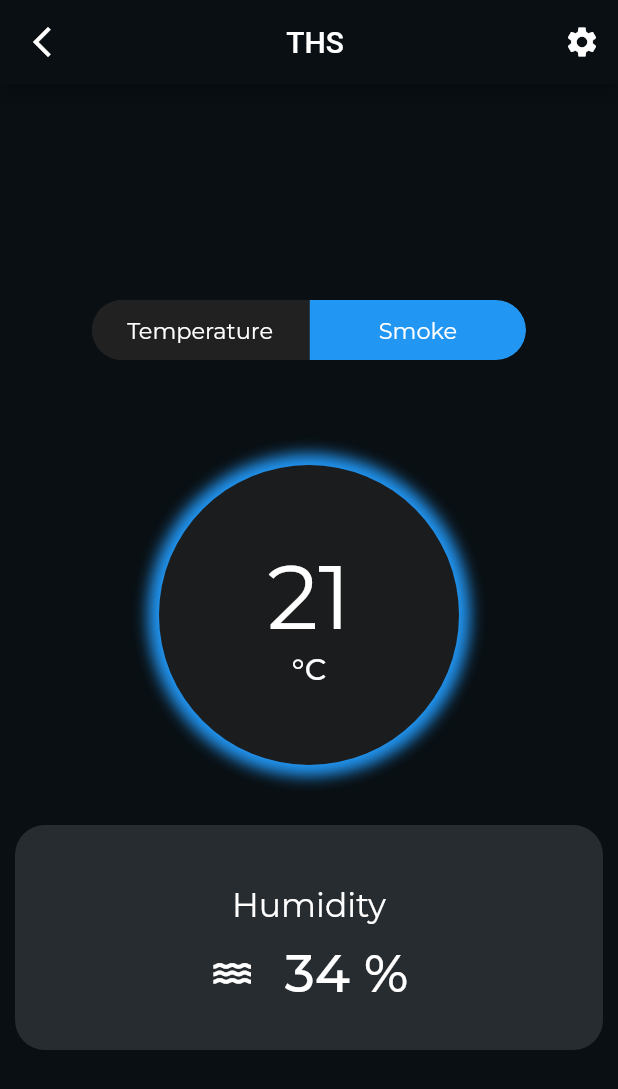
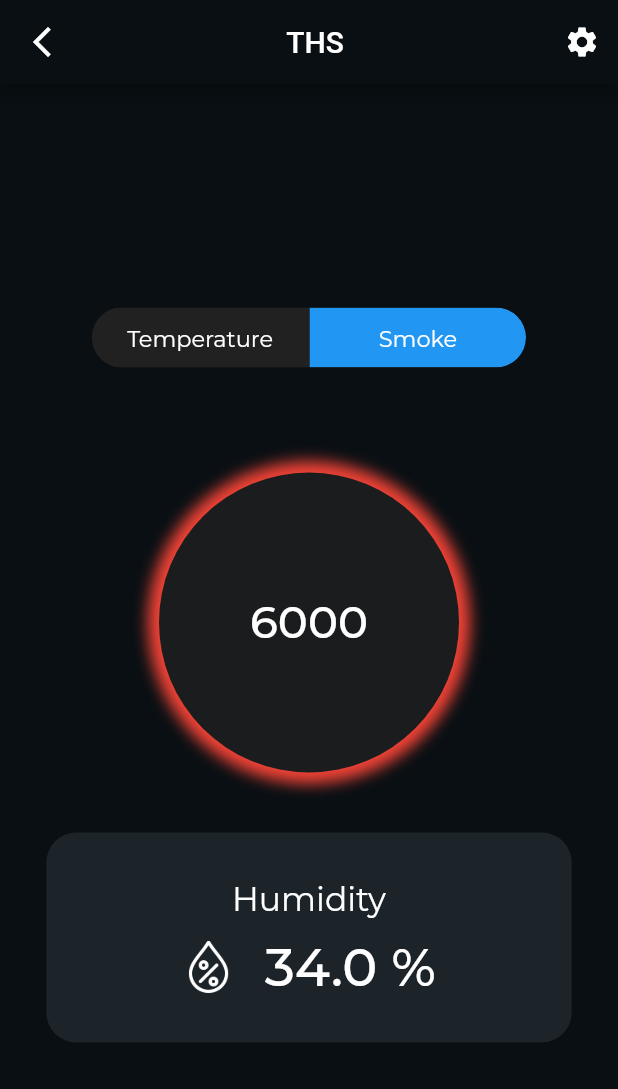
Before and after one commit to Akhash16/foka_app_v1, a Flutter app: the THSScreen screen opened by its route, after a tap on "Smoke", on a phone screen of 412 x 824 dp. Shown: the top 1089 px of the screen. Run offline on Flutter 3.47's test engine with Material 2 defaults, Android fonts, the phone set to English and light mode, and no system bars; drawn by our look-alikes of toggle_switch; our stand-ins replace auto_size_text, carousel_slider, firebase_auth, firebase_core, google_fonts, liquid_progress_indicator and 2 more; missing offline and left inert: dart:ffi, fab_circular_menu, mqtt_client, progresso, slide_to_confirm; accounts and stored records are empty.

```diff
--- a/lib/main.dart
+++ b/lib/main.dart
@@ -1,3 +1,5 @@
+import 'dart:math';
+
 import 'package:flutter/material.dart';
 import 'package:foka_app_v1/screens/fluid_monitor.dart';
 import 'package:foka_app_v1/screens/add_boat_screen.dart';
@@ -21,6 +23,8 @@ void main() async {
 class MyApp extends StatelessWidget {
   const MyApp({Key? key}) : super(key: key);
 
+  static final String clientId = Random().nextInt(100000000).toString();
+
   @override
   Widget build(BuildContext context) {
     return MaterialApp(
@@ -30,7 +34,7 @@ class MyApp extends StatelessWidget {
         ),
       ),
       title: "Foka Tech",
-      initialRoute: SmartConnet.id,
+      initialRoute: THSScreen.id,
       routes: {
         LoginScreen.id: (context) => const LoginScreen(),
         RegisterScreen.id: (context) => const RegisterScreen(),
--- a/lib/screens/ths_monitor.dart
+++ b/lib/screens/ths_monitor.dart
@@ -1,6 +1,11 @@
+import 'dart:async';
+
 import 'package:flutter/material.dart';
+import 'package:foka_app_v1/main.dart';
 import 'package:google_fonts/google_fonts.dart';
 import 'package:toggle_switch/toggle_switch.dart';
+import 'package:mqtt_client/mqtt_client.dart';
+import 'package:mqtt_client/mqtt_server_client.dart';
 
 class THSScreen extends StatefulWidget {
   const THSScreen({Key? key}) : super(key: key);
@@ -13,7 +18,15 @@ class THSScreen extends StatefulWidget {
 class _THSScreenState extends State<THSScreen> with SingleTickerProviderStateMixin {
   late AnimationController _animationController;
   late Animation _animation;
+  late MqttServerClient client;
+
   int indexValue = 0;
+  double temperature = 21.0;
+  double humidity = 34.0;
+  int gas = 6000;
+  double tempMin = 28.0;
+  double tempMax = 30.0;
+  List<String> parts = ['6000', '21.0', '34.0'];
 
   @override
   void initState() {
@@ -24,6 +37,96 @@ class _THSScreenState extends State<THSScreen> with SingleTickerProviderStateMix
         setState(() {});
       });
     super.initState();
+    Timer timer = Timer.periodic(const Duration(seconds: 1), (Timer t) => change());
+    Future<MqttServerClient> connectClient() async {
+      print('connect started');
+      client = MqttServerClient.withPort('164.52.212.96', MyApp.clientId, 1883);
+      client.logging(on: true);
+      client.onConnected = onConnected;
+      client.onDisconnected = onDisconnected;
+      client.onUnsubscribed = onUnsubscribed;
+      client.onSubscribed = onSubscribed;
+      client.onSubscribeFail = onSubscribeFail;
+      client.pongCallback = pong;
+      client.keepAlivePeriod = 20;
+
+      print('final con');
+      final connMessage = MqttConnectMessage()
+          .authenticateAs('admin', 'smartboat@rec&adr')
+          // ignore: deprecated_member_use
+          .withClientIdentifier(MyApp.clientId)
+          .keepAliveFor(6000)
+          .startClean()
+          .withWillQos(MqttQos.atLeastOnce);
+      client.connectionMessage = connMessage;
+      print('try');
+      try {
+        await client.connect();
+      } catch (e) {
+        print('catch');
+        print('Exception: $e');
+        client.disconnect();
+      }
+
+      print('try done');
+      client.updates!.listen((List<MqttReceivedMessage<MqttMessage>> c) {
+        MqttPublishMessage message = c[0].payload as MqttPublishMessage;
+        final payload = MqttPublishPayload.bytesToStringAsString(message.payload.message);
+
+        print('Received message:$payload from topic: ${c[0].topic}>');
+
+        parts = payload.split(',');
+        print("message_received : $parts");
+      });
+
+      client.subscribe("/DEMOHUB001/FKB001THS", MqttQos.atLeastOnce);
+
+      return client;
+    }
+
+    void start() async {
+      await connectClient();
+    }
+
+    start();
+  }
+
+  // connection succeeded
+  void onConnected() {
+    print('Connected');
+  }
+
+// unconnected
+  void onDisconnected() {
+    print('Disconnected');
+  }
+
+// subscribe to topic succeeded
+  void onSubscribed(String topic) {
+    print('Subscribed topic: $topic');
+  }
+
+// subscribe to topic failed
+  void onSubscribeFail(String topic) {
+    print('Failed to subscribe $topic');
+  }
+
+// unsubscribe succeeded
+  void onUnsubscribed(String? topic) {
+    print('Unsubscribed topic: $topic');
+  }
+
+// PING response received
+  void pong() {
+    print('Ping response client callback invoked');
+  }
+
+  void change() {
+    setState(() {
+      gas = int.parse(parts[0]);
+      temperature = double.parse(parts[1]);
+      humidity = double.parse(parts[2]) <= 100 ? double.parse(parts[2]) : 100;
+    });
   }
 
   @override
@@ -59,18 +162,31 @@ class _THSScreenState extends State<THSScreen> with SingleTickerProviderStateMix
               totalSwitches: 2,
               labels: const ['Temperature', 'Smoke'],
               customTextStyles: [
-                GoogleFonts.montserrat(fontSize: 15, fontWeight: FontWeight.w400, color: Colors.white),
-                GoogleFonts.montserrat(fontSize: 15, fontWeight: FontWeight.w400, color: Colors.white),
+                GoogleFonts.montserrat(
+                  fontSize: 15,
+                  fontWeight: FontWeight.w400,
+                  color: Colors.white,
+                ),
+                GoogleFonts.montserrat(
+                  fontSize: 15,
+                  fontWeight: FontWeight.w400,
+                  color: Colors.white,
+                ),
               ],
               onToggle: (index) {
                 // print('switched to: $index');
                 indexValue = index;
               },
             ),
-            SizedBox(
+            const SizedBox(
               height: 70,
             ),
-            Container(
+            Stack(
+              children: [
+                AnimatedOpacity(
+                  duration: const Duration(milliseconds: 500),
+                  opacity: indexValue == 0 ? 1.0 : 0.0,
+                  child: Container(
                     width: 200,
                     height: 200,
                     child: Center(
@@ -78,9 +194,16 @@ class _THSScreenState extends State<THSScreen> with SingleTickerProviderStateMix
                         mainAxisAlignment: MainAxisAlignment.center,
                         children: [
                           Text(
-                      "21",
-                      style: GoogleFonts.montserrat(color: Colors.white, fontSize: 60, fontWeight: FontWeight.w400),
+                            temperature.toStringAsFixed(1),
+                            style: GoogleFonts.montserrat(color: Colors.white, fontSize: 50, fontWeight: FontWeight.w400),
                           ),
+                          // const SizedBox(
+                          //   width: 20.0,
+                          //   child: Divider(
+                          //     thickness: 2,
+                          //     color: Colors.blue,
+                          //   ),
+                          // ),
                           Text(
                             "°C",
                             style: GoogleFonts.montserrat(color: Colors.white, fontSize: 20, fontWeight: FontWeight.w500),
@@ -88,22 +211,68 @@ class _THSScreenState extends State<THSScreen> with SingleTickerProviderStateMix
                         ],
                       ),
                     ),
-              decoration: BoxDecoration(shape: BoxShape.circle, color: const Color.fromARGB(255, 27, 28, 30), boxShadow: [
+                    decoration: BoxDecoration(
+                      shape: BoxShape.circle,
+                      color: const Color.fromARGB(255, 27, 28, 30),
+                      boxShadow: [
                         BoxShadow(
                             // color: Color.fromARGB(130, 237, 125, 58),
-                    color: Colors.blue,
+                            color: temperature > tempMax
+                                ? Colors.red
+                                : temperature < tempMin
+                                    ? Colors.red
+                                    : Colors.blue,
                             blurRadius: _animation.value,
                             spreadRadius: _animation.value)
-              ]),
+                      ],
+                    ),
+                  ),
+                ),
+
+                // just to diff
+
+                AnimatedOpacity(
+                  duration: const Duration(milliseconds: 500),
+                  opacity: indexValue == 1 ? 1.0 : 0.0,
+                  child: Container(
+                    width: 200,
+                    height: 200,
+                    child: Center(
+                      child: Text(
+                        gas.toStringAsFixed(0),
+                        style: GoogleFonts.montserrat(
+                          color: Colors.white,
+                          fontSize: 30,
+                          fontWeight: FontWeight.w500,
+                        ),
+                      ),
+                    ),
+                    decoration: BoxDecoration(
+                      shape: BoxShape.circle,
+                      color: const Color.fromARGB(255, 27, 28, 30),
+                      boxShadow: [
+                        BoxShadow(
+                            // color: Color.fromARGB(130, 237, 125, 58),
+                            color: gas < 5000 ? Colors.green : Colors.red,
+                            blurRadius: _animation.value,
+                            spreadRadius: _animation.value)
+                      ],
+                    ),
+                  ),
+                ),
+              ],
             ),
             const SizedBox(
               height: 40,
             ),
-            Container(
-              width: MediaQuery.of(context).size.width - 20,
-              height: 150,
+            Padding(
+              padding: const EdgeInsets.symmetric(horizontal: 8.0),
+              child: Container(
+                width: MediaQuery.of(context).size.width * 0.85,
+                height: 140,
                 decoration: BoxDecoration(
-                color: Colors.white12,
+                  // color: Colors.white12,
+                  color: const Color(0xff1d2429),
                   borderRadius: BorderRadius.circular(20),
                 ),
                 child: Column(
@@ -116,24 +285,29 @@ class _THSScreenState extends State<THSScreen> with SingleTickerProviderStateMix
                         style: GoogleFonts.montserrat(color: Colors.white, fontSize: 22, fontWeight: FontWeight.w400),
                       ),
                     ),
-                  Row(
+                    Padding(
+                      padding: const EdgeInsets.only(bottom: 8.0),
+                      child: Row(
                         mainAxisAlignment: MainAxisAlignment.center,
                         children: [
-                      const Icon(
-                        Icons.water,
-                        size: 30,
+                          Image.asset(
+                            'assets/humidity.png',
+                            height: 35,
+                            width: 35,
                             color: Colors.white,
                           ),
                           const SizedBox(
                             width: 20,
                           ),
                           Text(
-                        "34 %",
+                            humidity.toStringAsFixed(1) + " %",
                             style: GoogleFonts.montserrat(color: Colors.white, fontSize: 35, fontWeight: FontWeight.w500),
                           ),
                         ],
                       ),
+                    ),
                   ],
+                ),
               ),
             ),
             Row(
--- a/pubspec.yaml
+++ b/pubspec.yaml
@@ -47,6 +47,7 @@ dependencies:
   liquid_progress_indicator: ^0.4.0
   dotted_border: ^2.0.0+2
   toggle_switch: ^1.3.0
+  mqtt_client: ^9.6.3
 
 dev_dependencies:
   flutter_test:
@@ -73,6 +74,8 @@ flutter:
   # To add assets to your application, add an assets section, like this:
   assets:
     - assets/apple.png
+    - assets/humidity.png
+
 
   # An image asset can refer to one or more resolution-specific "variants", see
   # https://flutter.dev/assets-and-images/#resolution-aware.
```
Also changed, not shown: assets/humidity.png (added), assets/images/humidity.png (added), pubspec.lock. Lines whose indentation alone changed are shown as unchanged.
